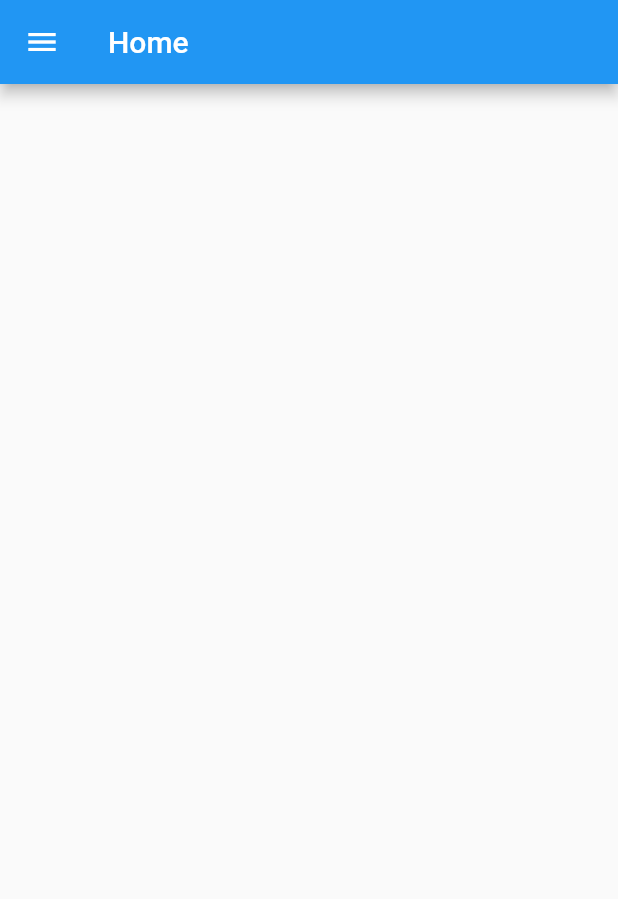
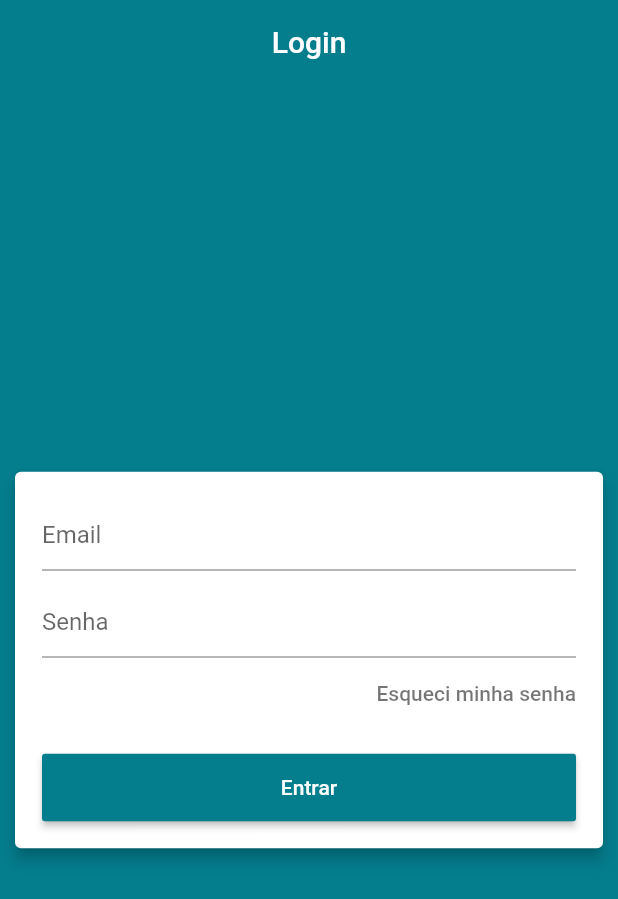
Before and after one commit to mateusbatista4/loja_virtual, a Flutter app: the screen it shows after launch, on a phone screen of 412 x 824 dp. Shown: the top 899 px of the screen. Run offline on Flutter 3.47's test engine with Material 2 defaults, Android fonts, the phone set to English and light mode, and no system bars; our stand-ins replace cloud_firestore; accounts and stored records are empty.

Commit message:
Login page

```diff
--- /dev/null
+++ b/lib/helpers/validators.dart
@@ -0,0 +1,5 @@
+bool emailValidator(String email){
+  final RegExp regex = RegExp(
+      r"^(([^<>()[\]\\.,;:\s@\']+(\.[^<>()[\]\\.,;:\s@\']+)*)|(\'.+\'))@((\[[0-9]{1,3}\.[0-9]{1,3}\.[0-9]{1,3}\.[0-9]{1,3}\])|(([a-zA-Z\-0-9]+\.)+[a-zA-Z]{2,}))$");
+  return regex.hasMatch(email);
+}
--- a/lib/main.dart
+++ b/lib/main.dart
@@ -1,10 +1,10 @@
 import 'package:cloud_firestore/cloud_firestore.dart';
 import 'package:flutter/material.dart';
 import 'package:loja_virtual/screens/base/base_screen.dart';
+import 'package:loja_virtual/screens/login/login_screen.dart';
 
 void main() {
   runApp(MyApp());
-
 }
 
 class MyApp extends StatelessWidget {
@@ -12,13 +12,15 @@ class MyApp extends StatelessWidget {
   Widget build(BuildContext context) {
     return MaterialApp(
       title: 'Loja do Mateus ',
+      debugShowCheckedModeBanner: false,
       theme: ThemeData(
 
-        primarySwatch: Colors.blue,
-
+        primaryColor: const Color.fromARGB(255, 4, 125, 141),
+        scaffoldBackgroundColor: const Color.fromARGB(255, 4, 125, 141),
+        appBarTheme: AppBarTheme(elevation: 0),
         visualDensity: VisualDensity.adaptivePlatformDensity,
       ),
-      home: BaseScreen()
+      home: LoginScreen()//BaseScreen(),
     );
   }
 }
--- a/lib/screens/base/base_screen.dart
+++ b/lib/screens/base/base_screen.dart
@@ -20,6 +20,7 @@ class BaseScreen extends StatelessWidget {
               title: Text("Home"),
             ),
           ),
+
           Scaffold(
             drawer: CustomDrawer(),
             appBar: AppBar(
--- /dev/null
+++ b/lib/screens/login/login_screen.dart
@@ -0,0 +1,77 @@
+import 'package:flutter/material.dart';
+import 'package:loja_virtual/helpers/validators.dart';
+
+class LoginScreen extends StatelessWidget {
+  TextEditingController emailController = TextEditingController();
+  TextEditingController passwordController = TextEditingController();
+  final GlobalKey<FormState> formKey = GlobalKey<FormState>();
+  @override
+  Widget build(BuildContext context) {
+    return Scaffold(
+      appBar: AppBar(
+        centerTitle: true,
+        title: Text("Login"),
+      ),
+      body: Center(
+          child: Card(
+        elevation: 4,
+        margin: EdgeInsets.symmetric(horizontal: 10),
+        child: Form(
+          child: ListView(
+            padding: EdgeInsets.all(18),
+            shrinkWrap: true,
+            children: <Widget>[
+              TextFormField(
+                controller: emailController,
+                autocorrect: false,
+                keyboardType: TextInputType.emailAddress,
+                decoration: InputDecoration(hintText: "Email"),
+                validator: (email) {
+                  if (!emailValidator(email)) return "Email inválido";
+                },
+              ),
+              SizedBox(
+                height: 10,
+              ),
+              TextFormField(
+                controller: passwordController,
+                decoration: InputDecoration(hintText: "Senha"),
+                obscureText: true,
+                autocorrect: false,
+                validator: (senha) {
+                  if (senha.isEmpty)
+                    return "A senha não pde seer nula";
+                  else if (senha.length < 6) return "A senha muito curta";
+                },
+              ),
+              Align(
+                alignment: Alignment.bottomRight,
+                child: FlatButton(
+                  padding: EdgeInsets.zero,
+                  onPressed: () {},
+                  child: Text(
+                    "Esqueci minha senha",
+                    style: TextStyle(color: Colors.black54),
+                  ),
+                ),
+              ),
+              SizedBox(
+                height: 16,
+              ),
+              Container(
+                height: 45,
+                child: RaisedButton(
+                    onPressed: () {
+                      if (formKey.currentState.validate()) {}
+                    },
+                    color: Theme.of(context).primaryColor,
+                    textColor: Colors.white,
+                    child: Text("Entrar")),
+              )
+            ],
+          ),
+        ),
+      )),
+    );
+  }
+}
```
